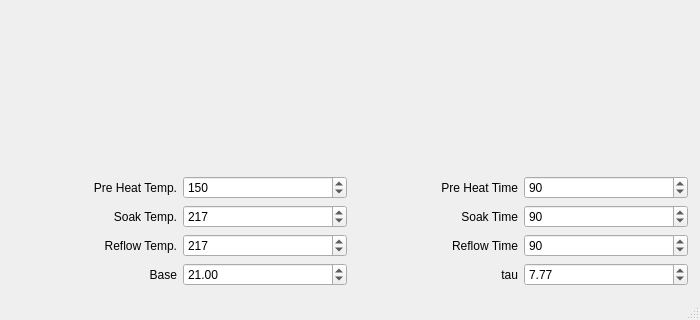
This is src/mainwindow.ui in MuesliReep/Reflow-Control as Qt 5 draws it before an edit; both pictures show x 0 to 700 and y 480 to 800 of the 700 by 800 pixel window. The edited form follows.
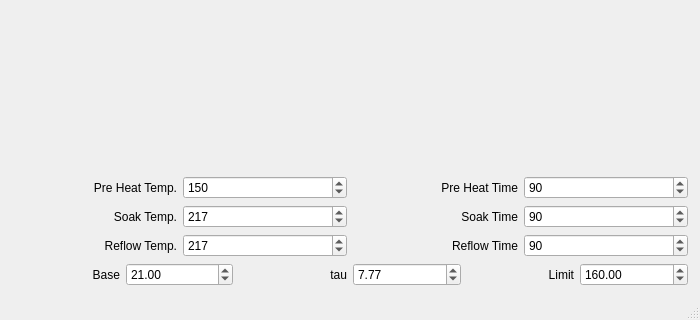
This is the edited form. Custom widgets are drawn as their Qt base class.

Diff of the .ui file:
```diff
--- a/src/mainwindow.ui
+++ b/src/mainwindow.ui
@@ -242,6 +242,29 @@
                     </property>
                   </widget>
                 </item>
+                <item>
+                  <widget class="QLabel" name="labelLimit">
+                    <property name="text">
+                      <string>Limit</string>
+                    </property>
+                    <property name="alignment">
+                      <set>Qt::AlignRight|Qt::AlignTrailing|Qt::AlignVCenter</set>
+                    </property>
+                  </widget>
+                </item>
+                <item>
+                  <widget class="QDoubleSpinBox" name="spinBoxLimit">
+                    <property name="accelerated">
+                      <bool>true</bool>
+                    </property>
+                    <property name="maximum">
+                      <double>999</double>
+                    </property>
+                    <property name="value">
+                      <double>160</double>
+                    </property>
+                  </widget>
+                </item>
               </layout>
             </item>
           </layout>
```
